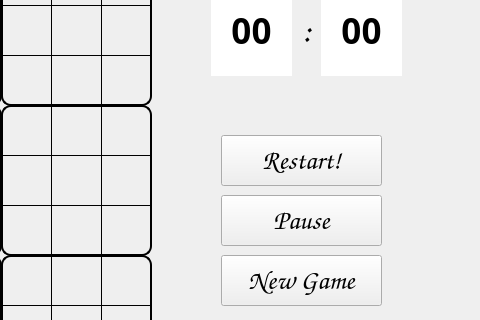
Old version of the form mainwindow.ui in the repository xxr5566833/SudoUi; both pictures show x 429 to 909 and y 82 to 402 of the 909 by 677 pixel window.
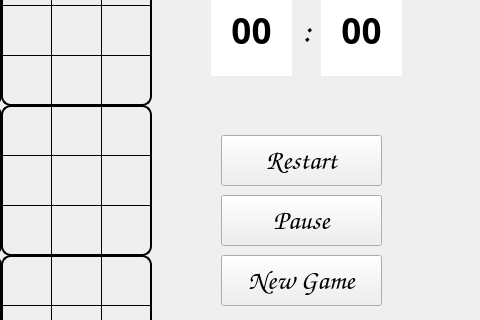
New version of the form.

```diff
--- a/mainwindow.ui
+++ b/mainwindow.ui
@@ -2700,7 +2700,7 @@
       </font>
      </property>
      <property name="text">
-      <string>Restart!</string>
+      <string>Restart</string>
      </property>
     </widget>
     <widget class="QLabel" name="PRESENTMODE">
```
Left out of the diff: 249 changed lines with no effect on the pictures.
